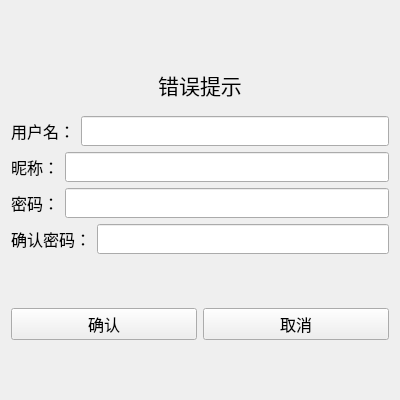
Old version of the form ChatClient/registerwindow.ui in the repository ysm2026/chat_project.
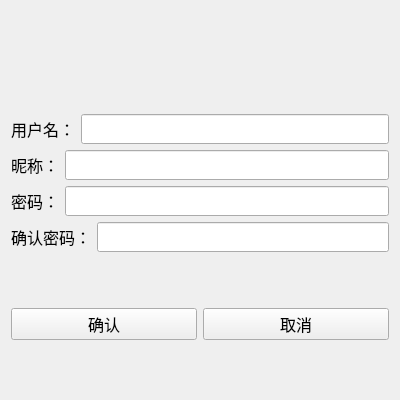
New version of the form.

```diff
--- a/ChatClient/registerwindow.ui
+++ b/ChatClient/registerwindow.ui
@@ -58,7 +58,7 @@
            </font>
           </property>
           <property name="text">
-           <string>错误提示</string>
+           <string/>
           </property>
           <property name="alignment">
            <set>Qt::AlignmentFlag::AlignCenter</set>
```
Left out of the diff: 2 changed lines with no effect on the pictures.
